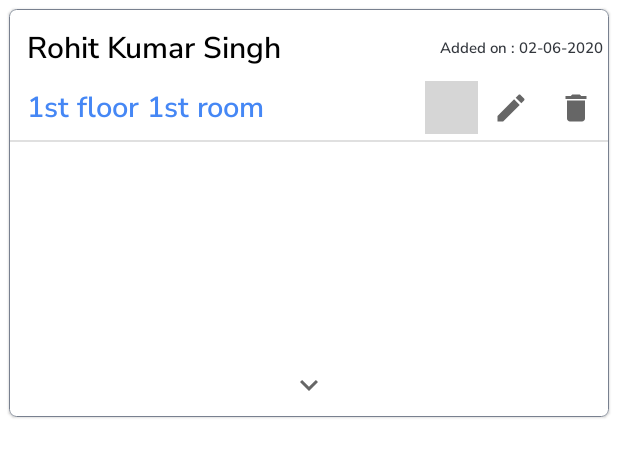
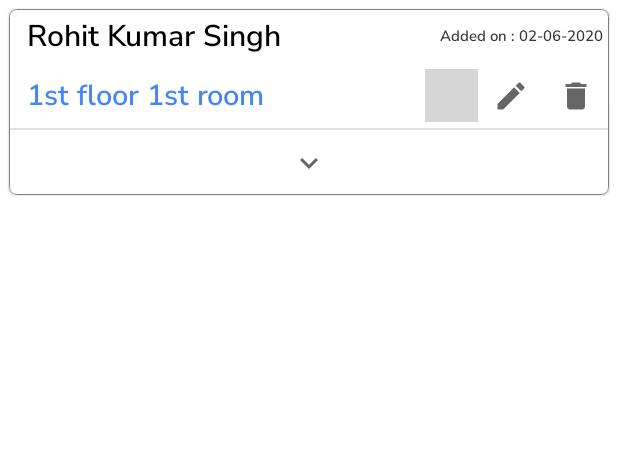
Before and after one commit to rkumar0206/ManageYourRenters, an Android app: the layout adapter_show_renter.xml on its own in the app's theme, with its tools: preview values and no code run, on a phone screen of 412 x 824 dp. Shown: the top 457 px of the screen. Run offline under Robolectric (Android 15) with nearby library versions, the light colour scheme and no system bars; grey boxes are pictures that could not be loaded.

Commit message:
-> Converted the view of hoem RV adapyter to motion layout for smooth animation

```diff
--- a/app/src/main/java/com/rohitthebest/manageyourrenters/adapters/ShowRentersAdapter.kt
+++ b/app/src/main/java/com/rohitthebest/manageyourrenters/adapters/ShowRentersAdapter.kt
@@ -9,8 +9,6 @@ import androidx.recyclerview.widget.ListAdapter
 import androidx.recyclerview.widget.RecyclerView
 import com.rohitthebest.manageyourrenters.R
 import com.rohitthebest.manageyourrenters.database.entity.Renter
-import com.rohitthebest.manageyourrenters.utils.Functions.Companion.hide
-import com.rohitthebest.manageyourrenters.utils.Functions.Companion.show
 import com.rohitthebest.manageyourrenters.utils.WorkingWithDateAndTime
 import kotlinx.android.synthetic.main.adapter_show_renter.view.*
 
@@ -60,7 +58,6 @@ class ShowRentersAdapter :
 
             itemView.setOnClickListener(this)
             itemView.adapterIsSyncedBtn.setOnClickListener(this)
-            itemView.adapterExtendRenterInfoBtn.setOnClickListener(this)
             itemView.adapterRenterEditBtn.setOnClickListener(this)
             itemView.adapterRenterDeleteBtn.setOnClickListener(this)
 
@@ -92,32 +89,6 @@ class ShowRentersAdapter :
                     if (checkForNullability(absoluteAdapterPosition)) {
 
                         mListener!!.onDeleteClicked(getItem(absoluteAdapterPosition))
-                    }
-                }
-
-                itemView.adapterExtendRenterInfoBtn.id -> {
-
-
-                    if (itemView.extendedInfoCL.visibility != View.VISIBLE) {
-
-                        itemView.adapterExtendRenterInfoBtn.animate()
-                            .rotation(180f).setDuration(350).start()
-
-                        itemView.extendedInfoCL.show()
-
-                        itemView.extendedInfoCL.animate().translationY(0f).alpha(1f)
-                            .setDuration(500).start()
-
-                    } else {
-
-                        itemView.adapterExtendRenterInfoBtn.animate()
-                            .rotation(0f).setDuration(200).start()
-
-                        itemView.extendedInfoCL.animate().translationY(0f).alpha(0f)
-                            .setDuration(500).start()
-
-                        itemView.extendedInfoCL.hide()
-
                     }
                 }
 
--- a/app/src/main/res/layout/adapter_show_renter.xml
+++ b/app/src/main/res/layout/adapter_show_renter.xml
@@ -4,15 +4,17 @@
     xmlns:tools="http://schemas.android.com/tools"
     android:layout_width="match_parent"
     android:layout_height="wrap_content"
-    app:strokeWidth="0.5dp"
+    android:layout_margin="6dp"
+    app:cardCornerRadius="5dp"
+    app:rippleColor="@color/rippleColor"
     app:strokeColor="@color/colorGrey"
-    app:rippleColor="@color/rippleColor"
-    app:cardCornerRadius="5dp"
-    android:layout_margin="6dp">
+    app:strokeWidth="0.5dp">
 
-    <androidx.constraintlayout.widget.ConstraintLayout
+    <androidx.constraintlayout.motion.widget.MotionLayout
+        android:id="@+id/constraintLayout"
         android:layout_width="match_parent"
-        android:layout_height="match_parent">
+        android:layout_height="match_parent"
+        app:layoutDescription="@xml/adapter_show_renter_xml_constraintlayout_scene">
 
 
         <TextView
@@ -203,7 +205,11 @@
                 android:layout_height="1dp"
                 android:layout_marginTop="2dp"
                 android:background="?android:attr/listDivider"
-                app:layout_constraintBottom_toBottomOf="parent"
+                android:visibility="visible"
+
+                app:layout_constraintEnd_toEndOf="parent"
+                app:layout_constraintHorizontal_bias="0.5"
+                app:layout_constraintStart_toStartOf="parent"
                 app:layout_constraintTop_toBottomOf="@+id/adapterDocumnetNameTV" />
         </androidx.constraintlayout.widget.ConstraintLayout>
 
@@ -222,6 +228,7 @@
             app:srcCompat="@drawable/ic_baseline_keyboard_arrow_down_24" />
 
         <LinearLayout
+            android:id="@+id/linearLayout"
             android:layout_width="0dp"
             android:layout_height="wrap_content"
             android:orientation="horizontal"
@@ -253,6 +260,6 @@
                 android:backgroundTint="@android:color/transparent"
                 app:srcCompat="@drawable/ic_baseline_delete_24" />
         </LinearLayout>
-    </androidx.constraintlayout.widget.ConstraintLayout>
+    </androidx.constraintlayout.motion.widget.MotionLayout>
 
 </com.google.android.material.card.MaterialCardView>
--- /dev/null
+++ b/app/src/main/res/xml/adapter_show_renter_xml_constraintlayout_scene.xml
@@ -0,0 +1,183 @@
+<?xml version="1.0" encoding="utf-8"?>
+<MotionScene xmlns:android="http://schemas.android.com/apk/res/android"
+    xmlns:motion="http://schemas.android.com/apk/res-auto">
+
+    <Transition
+        motion:constraintSetEnd="@+id/end"
+        motion:constraintSetStart="@id/start"
+        motion:duration="250">
+
+        <OnClick
+            motion:clickAction="toggle"
+            motion:targetId="@+id/adapterExtendRenterInfoBtn" />
+
+        <KeyFrameSet>
+
+            <KeyAttribute
+
+                android:rotation="180"
+                motion:framePosition="50"
+                motion:motionTarget="@+id/adapterExtendRenterInfoBtn" />
+
+            <KeyAttribute
+
+                android:rotation="180"
+                motion:framePosition="100"
+                motion:motionTarget="@+id/adapterExtendRenterInfoBtn" />
+        </KeyFrameSet>
+
+    </Transition>
+
+    <ConstraintSet android:id="@+id/start">
+
+        <Constraint
+            android:id="@+id/adapterRenterNameTV"
+            android:layout_width="0dp"
+            android:layout_height="wrap_content"
+            android:layout_marginStart="8dp"
+            android:layout_marginEnd="8dp"
+            motion:layout_constraintEnd_toStartOf="@+id/adapterRenterTimeTV"
+            motion:layout_constraintStart_toStartOf="parent"
+            motion:layout_constraintTop_toTopOf="@+id/parent" />
+
+        <Constraint
+            android:id="@+id/adapterRenterTimeTV"
+            android:layout_width="wrap_content"
+            android:layout_height="wrap_content"
+            android:layout_marginEnd="2dp"
+            android:padding="2dp"
+            android:text="Added on : 02-06-2020"
+            android:textColor="@color/textColor1"
+            android:textSize="10sp"
+            motion:layout_constraintBottom_toBottomOf="@+id/adapterRenterNameTV"
+            motion:layout_constraintEnd_toEndOf="parent"
+            motion:layout_constraintTop_toTopOf="@+id/adapterRenterNameTV" />
+
+        <Constraint
+            android:id="@+id/adapterRoomNumTV"
+            android:layout_width="0dp"
+            android:layout_height="wrap_content"
+            android:layout_marginStart="8dp"
+            android:layout_marginTop="4dp"
+            android:ellipsize="end"
+            android:maxLines="2"
+            android:padding="4dp"
+            android:text="1st floor 1st room"
+            android:textColor="@color/dark_blue"
+            android:textSize="19sp"
+            motion:layout_constraintEnd_toEndOf="@+id/adapterRenterNameTV"
+            motion:layout_constraintStart_toStartOf="parent"
+            motion:layout_constraintTop_toBottomOf="@+id/adapterRenterNameTV" />
+
+        <Constraint
+            android:id="@+id/divider30"
+            android:layout_width="match_parent"
+            android:layout_height="1dp"
+            android:layout_marginTop="4dp"
+            android:background="?android:attr/listDivider"
+            motion:layout_constraintEnd_toEndOf="parent"
+            motion:layout_constraintHorizontal_bias="0.5"
+            motion:layout_constraintStart_toStartOf="parent"
+            motion:layout_constraintTop_toBottomOf="@+id/adapterRoomNumTV" />
+
+
+        <Constraint
+            android:id="@+id/adapterExtendRenterInfoBtn"
+            android:layout_width="0dp"
+            android:layout_height="35dp"
+            android:layout_marginTop="4dp"
+            android:layout_marginBottom="4dp"
+            android:backgroundTint="@android:color/transparent"
+            motion:layout_constraintBottom_toBottomOf="parent"
+            motion:layout_constraintEnd_toEndOf="parent"
+            motion:layout_constraintHorizontal_bias="0.5"
+            motion:layout_constraintStart_toStartOf="parent"
+            motion:layout_constraintTop_toBottomOf="@+id/extendedInfoCL"
+            motion:srcCompat="@drawable/ic_baseline_keyboard_arrow_down_24" />
+
+        <Constraint
+            android:id="@+id/extendedInfoCL"
+            android:layout_width="match_parent"
+            android:layout_height="wrap_content"
+            android:layout_marginTop="4dp"
+            android:alpha="0"
+            android:visibility="gone"
+            motion:layout_constraintEnd_toEndOf="parent"
+            motion:layout_constraintHorizontal_bias="0.5"
+            motion:layout_constraintStart_toStartOf="parent"
+            motion:layout_constraintTop_toBottomOf="@+id/divider30" />
+
+
+    </ConstraintSet>
+
+    <ConstraintSet android:id="@+id/end">
+
+        <Constraint
+            android:id="@+id/adapterRenterNameTV"
+            android:layout_width="0dp"
+            android:layout_height="wrap_content"
+            android:layout_marginStart="8dp"
+            android:layout_marginEnd="8dp"
+            motion:layout_constraintEnd_toStartOf="@+id/adapterRenterTimeTV"
+            motion:layout_constraintStart_toStartOf="parent"
+            motion:layout_constraintTop_toTopOf="@+id/parent" />
+
+        <Constraint
+            android:id="@+id/adapterRenterTimeTV"
+            android:layout_width="wrap_content"
+            android:layout_height="wrap_content"
+            android:layout_marginEnd="2dp"
+            android:padding="2dp"
+            android:text="Added on : 02-06-2020"
+            android:textColor="@color/textColor1"
+            android:textSize="10sp"
+            motion:layout_constraintBottom_toBottomOf="@+id/adapterRenterNameTV"
+            motion:layout_constraintEnd_toEndOf="parent"
+            motion:layout_constraintTop_toTopOf="@+id/adapterRenterNameTV" />
+
+        <Constraint
+            android:id="@+id/adapterRoomNumTV"
+            android:layout_width="0dp"
+            android:layout_height="wrap_content"
+            android:layout_marginStart="8dp"
+            android:layout_marginTop="4dp"
+            android:ellipsize="end"
+            android:maxLines="2"
+            android:padding="4dp"
+            android:text="1st floor 1st room"
+            android:textColor="@color/dark_blue"
+            android:textSize="19sp"
+            motion:layout_constraintEnd_toEndOf="@+id/adapterRenterNameTV"
+            motion:layout_constraintStart_toStartOf="parent"
+            motion:layout_constraintTop_toBottomOf="@+id/adapterRenterNameTV" />
+
+        <Constraint
+            android:id="@+id/extendedInfoCL"
+            android:layout_width="match_parent"
+            android:layout_height="wrap_content"
+            android:layout_marginTop="4dp"
+            android:alpha="1"
+            android:visibility="visible"
+            motion:layout_constraintEnd_toEndOf="parent"
+            motion:layout_constraintHorizontal_bias="0.5"
+            motion:layout_constraintStart_toStartOf="parent"
+            motion:layout_constraintTop_toBottomOf="@+id/divider30" />
+
+        <Constraint
+            android:id="@+id/adapterExtendRenterInfoBtn"
+            android:layout_width="0dp"
+            android:layout_height="35dp"
+            android:layout_marginTop="4dp"
+            android:layout_marginBottom="4dp"
+            android:backgroundTint="@android:color/transparent"
+            motion:layout_constraintBottom_toBottomOf="parent"
+            motion:layout_constraintEnd_toEndOf="parent"
+            motion:layout_constraintHorizontal_bias="0.5"
+            motion:layout_constraintStart_toStartOf="parent"
+            motion:layout_constraintTop_toBottomOf="@+id/extendedInfoCL"
+            motion:srcCompat="@drawable/ic_baseline_keyboard_arrow_down_24" />
+
+
+
+    </ConstraintSet>
+</MotionScene>
```
